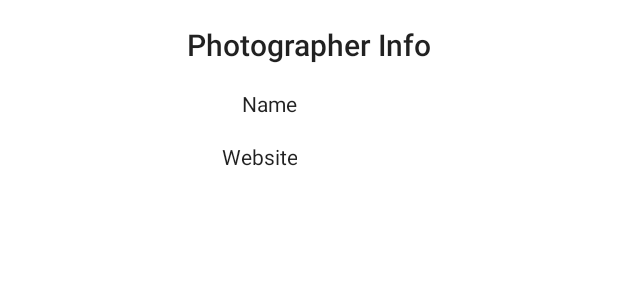
After one commit to Mahesh-Venkat/pexels, an Android app: the layout fragment_photographer_info.xml on its own in the app's theme, with its tools: preview values and no code run, on a phone screen of 412 x 824 dp. The commit adds this screen. Shown: the top 300 px of the screen. Run offline under Robolectric (Android 15) with nearby library versions, the phone set to English and light mode, and no system bars.

Commit message:
Added a new Bottom sheet fragment navigation to show the info of the Photographer, when user clicks on the photo

```diff
--- a/app/build.gradle
+++ b/app/build.gradle
@@ -41,6 +41,10 @@ android {
     buildFeatures {
         viewBinding = true
     }
+
+    buildFeatures {
+        dataBinding true
+    }
 }
 
 dependencies {
--- a/app/src/main/java/com/maheshvenkat/pexels/db/DBPhoto.kt
+++ b/app/src/main/java/com/maheshvenkat/pexels/db/DBPhoto.kt
@@ -26,6 +26,8 @@ fun List<DBPhoto>.asDomainModel(): List<Photo> {
             originalUrl = it.originalUrl,
             smallUrl = it.smallUrl,
             portraitUrl = it.portraitUrl,
+            photographerName = it.photographer,
+            photographerUrl = it.photographerUrl
         )
     }
 }
@@ -37,5 +39,7 @@ fun DBPhoto.asDomainModel(): Photo {
         originalUrl = this.originalUrl,
         smallUrl = this.smallUrl,
         portraitUrl = this.portraitUrl,
+        photographerName = this.photographer,
+        photographerUrl = this.photographerUrl
     )
 }
--- a/app/src/main/java/com/maheshvenkat/pexels/network/SearchApiResponse.kt
+++ b/app/src/main/java/com/maheshvenkat/pexels/network/SearchApiResponse.kt
@@ -49,7 +49,9 @@ fun List<PexelPhoto>.asDomainModel(): List<Photo> {
             id = it.id,
             originalUrl = it.photoInfo.original,
             smallUrl = it.photoInfo.small,
-            portraitUrl = it.photoInfo.portrait
+            portraitUrl = it.photoInfo.portrait,
+            photographerName = it.photographer,
+            photographerUrl = it.photographerUrl
         )
     }
 }
--- /dev/null
+++ b/app/src/main/res/layout/fragment_photographer_info.xml
@@ -0,0 +1,71 @@
+<?xml version="1.0" encoding="utf-8"?>
+
+<layout xmlns:android="http://schemas.android.com/apk/res/android"
+    xmlns:app="http://schemas.android.com/apk/res-auto">
+
+    <data>
+
+        <variable
+            name="viewModel"
+            type="com.maheshvenkat.pexels.ui.photographer.PhotographerInfoViewModel" />
+    </data>
+
+    <androidx.constraintlayout.widget.ConstraintLayout
+        android:layout_width="match_parent"
+        android:layout_height="wrap_content">
+
+        <TextView
+            android:id="@+id/header"
+            style="@style/Header"
+            android:layout_width="0dp"
+            android:layout_height="wrap_content"
+            android:text="@string/title_photographer_info"
+            app:layout_constraintEnd_toEndOf="parent"
+            app:layout_constraintStart_toStartOf="parent"
+            app:layout_constraintTop_toTopOf="parent" />
+
+        <TextView
+            android:id="@+id/nameLabel"
+            style="@style/Title"
+            android:layout_width="0dp"
+            android:layout_height="wrap_content"
+            android:text="@string/shared_label_name"
+            app:layout_constraintEnd_toStartOf="@+id/name"
+            app:layout_constraintStart_toStartOf="parent"
+            app:layout_constraintTop_toBottomOf="@id/header" />
+
+        <TextView
+            android:id="@+id/name"
+            style="@style/Value"
+            android:layout_width="0dp"
+            android:layout_height="wrap_content"
+            android:text="@{viewModel.selectedPhoto.name}"
+            app:layout_constraintEnd_toEndOf="parent"
+            app:layout_constraintStart_toEndOf="@+id/nameLabel"
+            app:layout_constraintTop_toTopOf="@id/nameLabel" />
+
+        <TextView
+            android:id="@+id/websiteLabel"
+            style="@style/Title"
+            android:layout_width="0dp"
+            android:layout_height="wrap_content"
+            android:layout_marginBottom="@dimen/grid_4x"
+            android:text="@string/shared_label_website_info"
+            app:layout_constraintBottom_toBottomOf="parent"
+            app:layout_constraintEnd_toStartOf="@+id/website"
+            app:layout_constraintStart_toStartOf="@id/nameLabel"
+            app:layout_constraintTop_toBottomOf="@id/nameLabel" />
+
+        <TextView
+            android:id="@+id/website"
+            style="@style/Value"
+            android:layout_width="0dp"
+            android:layout_height="wrap_content"
+            android:autoLink="web"
+            android:text="@{viewModel.selectedPhoto.websiteInfo}"
+            app:layout_constraintEnd_toEndOf="parent"
+            app:layout_constraintStart_toEndOf="@+id/websiteLabel"
+            app:layout_constraintTop_toTopOf="@id/websiteLabel" />
+    </androidx.constraintlayout.widget.ConstraintLayout>
+
+</layout>
--- a/app/src/main/res/values/strings.xml
+++ b/app/src/main/res/values/strings.xml
@@ -4,4 +4,9 @@
     <string name="try_again">Try again</string>
     <string name="search_hint">Photo Name</string>
     <string name="shared_label_oops_with_error_message">Oops, Something went wrong</string>
+
+    <string name="title_photographer_info"> Photographer Info</string>
+    <string name="shared_label_name"> Name</string>
+    <string name="shared_label_website_info">Website</string>
+    <string name="shared_label_unavailable">Un Available</string>
 </resources>
--- /dev/null
+++ b/app/src/main/res/values/styles_photographer_bottom_sheet.xml
@@ -0,0 +1,30 @@
+<?xml version="1.0" encoding="utf-8"?>
+<resources>
+
+
+    <style name="Header" parent="@style/TextAppearance.AppCompat.Title">
+        <item name="android:gravity">center</item>
+        <item name="android:layout_marginTop">@dimen/grid_2x</item>
+        <item name="android:textAlignment">center</item>
+        <item name="android:textColor">?android:textColorPrimary</item>
+    </style>
+
+    <style name="Title" parent="@style/TextAppearance.AppCompat.Body1">
+        <item name="android:gravity">end</item>
+        <item name="android:ellipsize">end</item>
+        <item name="android:layout_marginTop">@dimen/grid_2x</item>
+        <item name="android:layout_marginEnd">@dimen/grid_1x</item>
+        <item name="maxLines">1</item>
+        <item name="android:textColor">?android:textColorPrimary</item>
+    </style>
+
+    <style name="Value" parent="@style/TextAppearance.AppCompat.Body1">
+        <item name="android:gravity">start</item>
+        <item name="maxLines">2</item>
+        <item name="android:textStyle">bold</item>
+        <item name="android:layout_marginStart">@dimen/grid_1x</item>
+        <item name="android:textColor">?android:textColorPrimary</item>
+    </style>
+
+
+</resources>
```
Also changed, not shown: app/src/main/java/com/maheshvenkat/pexels/data/PhotosRemoteMediator.kt (added, +116 -0 lines), app/src/main/java/com/maheshvenkat/pexels/models/Photo.kt (+11 -3 lines), app/src/main/java/com/maheshvenkat/pexels/ui/photographer/PhotographerInfo.kt (added, +7 -0 lines), app/src/main/java/com/maheshvenkat/pexels/ui/photographer/PhotographerInfoFragment.kt (added, +34 -0 lines), app/src/main/java/com/maheshvenkat/pexels/ui/photographer/PhotographerInfoViewModel.kt (added, +16 -0 lines), app/src/main/java/com/maheshvenkat/pexels/ui/photographer/PhotographerInfoViewModelFactory.kt (added, +35 -0 lines), app/src/main/java/com/maheshvenkat/pexels/ui/photos/PhotosFragment.kt (+19 -3 lines), app/src/main/java/com/maheshvenkat/pexels/ui/photos/PhotosViewModel.kt (+17 -3 lines), app/src/main/java/com/maheshvenkat/pexels/ui/photos/adapter/photos/PhotoViewHolder.kt (+1 -9 lines), app/src/main/java/com/maheshvenkat/pexels/ui/photos/adapter/photos/PhotosAdapter.kt (+12 -1 lines), app/src/main/res/drawable/ic_broken_image.xml (+4 -22 lines), app/src/main/res/navigation/nav_graph.xml (+14 -1 lines), app/src/main/res/values/styles.xml (added, +25 -0 lines), gradle/wrapper/gradle-wrapper.properties.
